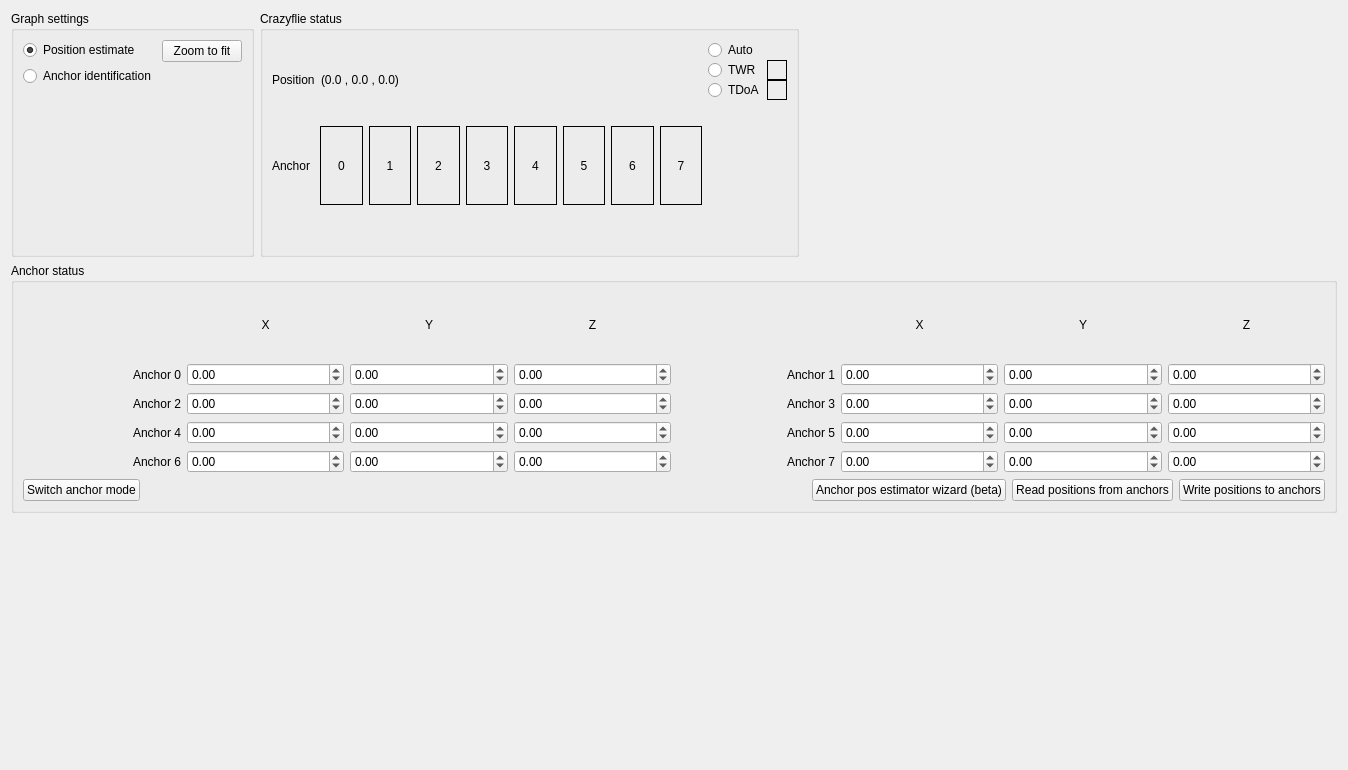
bitcraze/crazyflie-clients-python, file src/cfclient/ui/tabs/locopositioning_tab.ui: the form before one commit.
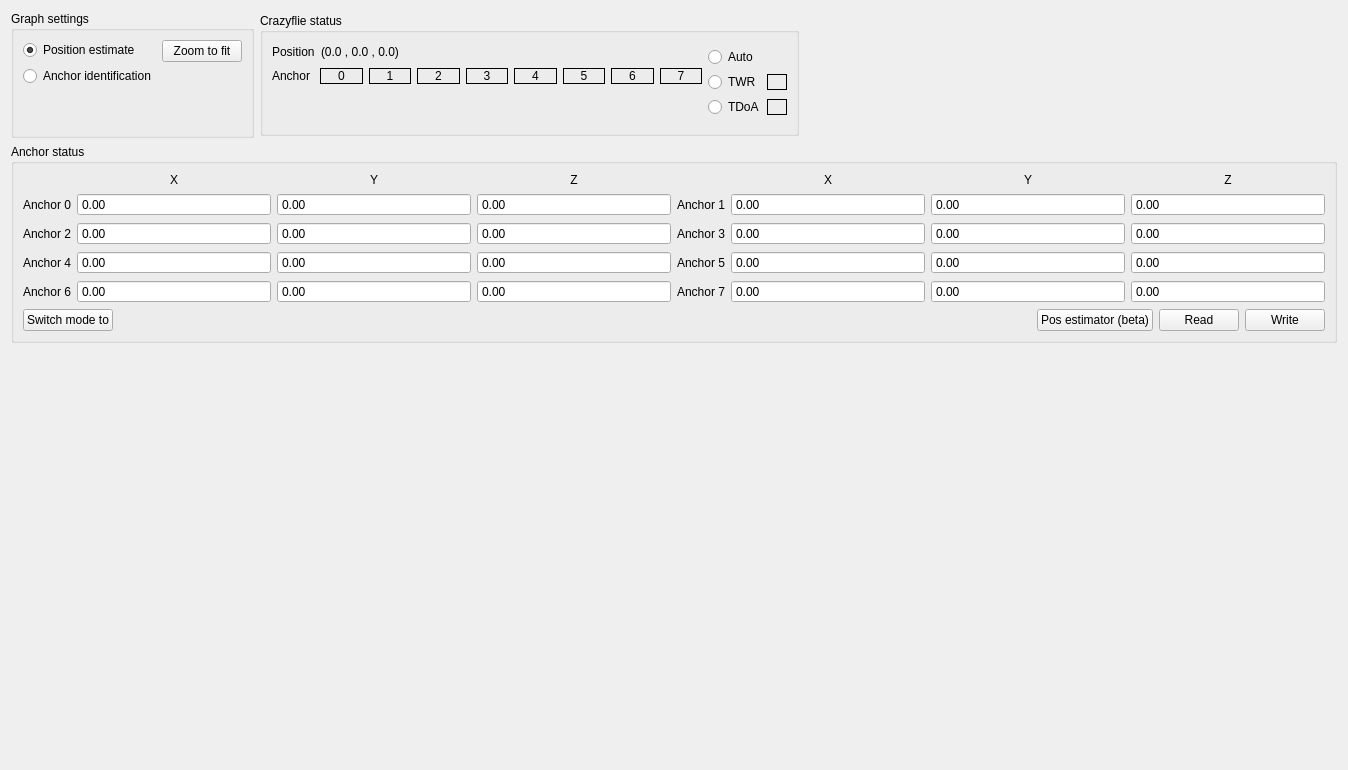
The form after the commit.

Commit message: #320 Adjusting GUI for the LPS tab

Patch:
```diff
--- a/src/cfclient/ui/tabs/locopositioning_tab.ui
+++ b/src/cfclient/ui/tabs/locopositioning_tab.ui
@@ -26,14 +26,23 @@
       <layout class="QVBoxLayout" name="_plot_top_left_layout"/>
      </item>
      <item row="0" column="1">
-      <layout class="QVBoxLayout" name="_inputLayout">
+      <layout class="QVBoxLayout" name="_inputLayout" stretch="0,0,1">
+       <property name="spacing">
+        <number>-1</number>
+       </property>
        <item>
         <layout class="QHBoxLayout" name="horizontalLayout_8">
+         <property name="sizeConstraint">
+          <enum>QLayout::SetDefaultConstraint</enum>
+         </property>
          <item>
           <widget class="QGroupBox" name="groupBox_2">
            <property name="title">
             <string>Graph settings</string>
            </property>
+           <property name="alignment">
+            <set>Qt::AlignLeading|Qt::AlignLeft|Qt::AlignTop</set>
+           </property>
            <layout class="QVBoxLayout" name="verticalLayout_2">
             <item>
              <layout class="QHBoxLayout" name="horizontalLayout_3">
@@ -57,7 +66,7 @@
                  </widget>
                 </item>
                 <item>
-                 <spacer name="verticalSpacer_3">
+                 <spacer name="verticalSpacer_2">
                   <property name="orientation">
                    <enum>Qt::Vertical</enum>
                   </property>
@@ -81,7 +90,7 @@
                  </widget>
                 </item>
                 <item>
-                 <spacer name="verticalSpacer_4">
+                 <spacer name="verticalSpacer_3">
                   <property name="orientation">
                    <enum>Qt::Vertical</enum>
                   </property>
@@ -102,12 +111,24 @@
          </item>
          <item>
           <widget class="QGroupBox" name="groupBox_4">
+           <property name="sizePolicy">
+            <sizepolicy hsizetype="Preferred" vsizetype="Maximum">
+             <horstretch>0</horstretch>
+             <verstretch>0</verstretch>
+            </sizepolicy>
+           </property>
            <property name="title">
             <string>Crazyflie status</string>
            </property>
-           <layout class="QVBoxLayout" name="verticalLayout_6">
+           <property name="alignment">
+            <set>Qt::AlignLeading|Qt::AlignLeft|Qt::AlignTop</set>
+           </property>
+           <layout class="QVBoxLayout" name="verticalLayout_6" stretch="0">
             <item>
              <layout class="QHBoxLayout" name="horizontalLayout_11">
+              <property name="sizeConstraint">
+               <enum>QLayout::SetDefaultConstraint</enum>
+              </property>
               <item>
                <layout class="QVBoxLayout" name="verticalLayout_8">
                 <item>
@@ -305,13 +326,10 @@
                  </layout>
                 </item>
                 <item>
-                 <spacer name="verticalSpacer_2">
+                 <spacer name="verticalSpacer_4">
                   <property name="orientation">
                    <enum>Qt::Vertical</enum>
                   </property>
-                  <property name="sizeType">
-                   <enum>QSizePolicy::Preferred</enum>
-                  </property>
                   <property name="sizeHint" stdset="0">
                    <size>
                     <width>20</width>
@@ -327,6 +345,9 @@
                 <property name="spacing">
                  <number>0</number>
                 </property>
+                <property name="sizeConstraint">
+                 <enum>QLayout::SetDefaultConstraint</enum>
+                </property>
                 <item>
                  <layout class="QHBoxLayout" name="horizontalLayout_12">
                   <item>
@@ -352,6 +373,12 @@
                   </item>
                   <item>
                    <widget class="QLabel" name="_state_twr">
+                    <property name="sizePolicy">
+                     <sizepolicy hsizetype="Preferred" vsizetype="Maximum">
+                      <horstretch>0</horstretch>
+                      <verstretch>0</verstretch>
+                     </sizepolicy>
+                    </property>
                     <property name="minimumSize">
                      <size>
                       <width>20</width>
@@ -385,6 +412,12 @@
                   </item>
                   <item>
                    <widget class="QLabel" name="_state_tdoa">
+                    <property name="sizePolicy">
+                     <sizepolicy hsizetype="Preferred" vsizetype="Maximum">
+                      <horstretch>0</horstretch>
+                      <verstretch>0</verstretch>
+                     </sizepolicy>
+                    </property>
                     <property name="minimumSize">
                      <size>
                       <width>20</width>
@@ -407,19 +440,6 @@
                   </item>
                  </layout>
                 </item>
-                <item>
-                 <spacer name="verticalSpacer_5">
-                  <property name="orientation">
-                   <enum>Qt::Vertical</enum>
-                  </property>
-                  <property name="sizeHint" stdset="0">
-                   <size>
-                    <width>20</width>
-                    <height>40</height>
-                   </size>
-                  </property>
-                 </spacer>
-                </item>
                </layout>
               </item>
              </layout>
@@ -450,7 +470,7 @@
          <property name="minimumSize">
           <size>
            <width>0</width>
-           <height>250</height>
+           <height>0</height>
           </size>
          </property>
          <property name="title">
@@ -465,6 +485,12 @@
                <layout class="QGridLayout" name="gridLayout_4">
                 <item row="1" column="0">
                  <widget class="QLabel" name="labela0">
+                  <property name="sizePolicy">
+                   <sizepolicy hsizetype="Maximum" vsizetype="Preferred">
+                    <horstretch>0</horstretch>
+                    <verstretch>0</verstretch>
+                   </sizepolicy>
+                  </property>
                   <property name="text">
                    <string>Anchor 0</string>
                   </property>
@@ -475,6 +501,15 @@
                 </item>
                 <item row="1" column="2">
                  <widget class="QDoubleSpinBox" name="spin_a0y">
+                  <property name="sizePolicy">
+                   <sizepolicy hsizetype="Minimum" vsizetype="Fixed">
+                    <horstretch>0</horstretch>
+                    <verstretch>0</verstretch>
+                   </sizepolicy>
+                  </property>
+                  <property name="buttonSymbols">
+                   <enum>QAbstractSpinBox::NoButtons</enum>
+                  </property>
                   <property name="minimum">
                    <double>-99.000000000000000</double>
                   </property>
@@ -482,6 +517,15 @@
                 </item>
                 <item row="1" column="3">
                  <widget class="QDoubleSpinBox" name="spin_a0z">
+                  <property name="sizePolicy">
+                   <sizepolicy hsizetype="Minimum" vsizetype="Fixed">
+                    <horstretch>0</horstretch>
+                    <verstretch>0</verstretch>
+                   </sizepolicy>
+                  </property>
+                  <property name="buttonSymbols">
+                   <enum>QAbstractSpinBox::NoButtons</enum>
+                  </property>
                   <property name="minimum">
                    <double>-99.000000000000000</double>
                   </property>
@@ -489,6 +533,15 @@
                 </item>
                 <item row="1" column="1">
                  <widget class="QDoubleSpinBox" name="spin_a0x">
+                  <property name="sizePolicy">
+                   <sizepolicy hsizetype="Minimum" vsizetype="Fixed">
+                    <horstretch>0</horstretch>
+                    <verstretch>0</verstretch>
+                   </sizepolicy>
+                  </property>
+                  <property name="buttonSymbols">
+                   <enum>QAbstractSpinBox::NoButtons</enum>
+                  </property>
                   <property name="minimum">
                    <double>-99.000000000000000</double>
                   </property>
@@ -496,6 +549,12 @@
                 </item>
                 <item row="0" column="1">
                  <widget class="QLabel" name="label">
+                  <property name="sizePolicy">
+                   <sizepolicy hsizetype="Preferred" vsizetype="Preferred">
+                    <horstretch>0</horstretch>
+                    <verstretch>0</verstretch>
+                   </sizepolicy>
+                  </property>
                   <property name="text">
                    <string>X</string>
                   </property>
@@ -506,6 +565,12 @@
                 </item>
                 <item row="0" column="2">
                  <widget class="QLabel" name="label_2">
+                  <property name="sizePolicy">
+                   <sizepolicy hsizetype="Preferred" vsizetype="Preferred">
+                    <horstretch>0</horstretch>
+                    <verstretch>0</verstretch>
+                   </sizepolicy>
+                  </property>
                   <property name="text">
                    <string>Y</string>
                   </property>
@@ -516,6 +581,12 @@
                 </item>
                 <item row="0" column="3">
                  <widget class="QLabel" name="label_3">
+                  <property name="sizePolicy">
+                   <sizepolicy hsizetype="Preferred" vsizetype="Preferred">
+                    <horstretch>0</horstretch>
+                    <verstretch>0</verstretch>
+                   </sizepolicy>
+                  </property>
                   <property name="text">
                    <string>Z</string>
                   </property>
@@ -534,6 +605,12 @@
                <layout class="QGridLayout" name="gridLayout_5">
                 <item row="0" column="3">
                  <widget class="QLabel" name="label_6">
+                  <property name="sizePolicy">
+                   <sizepolicy hsizetype="Preferred" vsizetype="Preferred">
+                    <horstretch>0</horstretch>
+                    <verstretch>0</verstretch>
+                   </sizepolicy>
+                  </property>
                   <property name="text">
                    <string>Z</string>
                   </property>
@@ -544,6 +621,12 @@
                 </item>
                 <item row="0" column="2">
                  <widget class="QLabel" name="label_5">
+                  <property name="sizePolicy">
+                   <sizepolicy hsizetype="Preferred" vsizetype="Preferred">
+                    <horstretch>0</horstretch>
+                    <verstretch>0</verstretch>
+                   </sizepolicy>
+                  </property>
                   <property name="text">
                    <string>Y</string>
                   </property>
@@ -554,6 +637,15 @@
                 </item>
                 <item row="1" column="3">
                  <widget class="QDoubleSpinBox" name="spin_a1z">
+                  <property name="sizePolicy">
+                   <sizepolicy hsizetype="Minimum" vsizetype="Fixed">
+                    <horstretch>0</horstretch>
+                    <verstretch>0</verstretch>
+                   </sizepolicy>
+                  </property>
+                  <property name="buttonSymbols">
+                   <enum>QAbstractSpinBox::NoButtons</enum>
+                  </property>
                   <property name="minimum">
                    <double>-99.000000000000000</double>
                   </property>
@@ -561,6 +653,12 @@
                 </item>
                 <item row="0" column="1">
                  <widget class="QLabel" name="label_4">
+                  <property name="sizePolicy">
+                   <sizepolicy hsizetype="Preferred" vsizetype="Preferred">
+                    <horstretch>0</horstretch>
+                    <verstretch>0</verstretch>
+                   </sizepolicy>
+                  </property>
                   <property name="text">
                    <string>X</string>
                   </property>
@@ -571,6 +669,12 @@
                 </item>
                 <item row="1" column="0">
                  <widget class="QLabel" name="labela1">
+                  <property name="sizePolicy">
+                   <sizepolicy hsizetype="Maximum" vsizetype="Preferred">
+                    <horstretch>0</horstretch>
+                    <verstretch>0</verstretch>
+                   </sizepolicy>
+                  </property>
                   <property name="text">
                    <string>Anchor 1</string>
                   </property>
@@ -581,6 +685,15 @@
                 </item>
                 <item row="1" column="2">
                  <widget class="QDoubleSpinBox" name="spin_a1y">
+                  <property name="sizePolicy">
+                   <sizepolicy hsizetype="Minimum" vsizetype="Fixed">
+                    <horstretch>0</horstretch>
+                    <verstretch>0</verstretch>
+                   </sizepolicy>
+                  </property>
+                  <property name="buttonSymbols">
+                   <enum>QAbstractSpinBox::NoButtons</enum>
+                  </property>
                   <property name="minimum">
                    <double>-99.000000000000000</double>
                   </property>
@@ -588,6 +701,15 @@
                 </item>
                 <item row="1" column="1">
                  <widget class="QDoubleSpinBox" name="spin_a1x">
+                  <property name="sizePolicy">
+                   <sizepolicy hsizetype="Minimum" vsizetype="Fixed">
+                    <horstretch>0</horstretch>
+                    <verstretch>0</verstretch>
+                   </sizepolicy>
+                  </property>
+                  <property name="buttonSymbols">
+                   <enum>QAbstractSpinBox::NoButtons</enum>
+                  </property>
                   <property name="minimum">
                    <double>-99.000000000000000</double>
                   </property>
@@ -605,6 +727,12 @@
              <layout class="QHBoxLayout" name="block_a2">
               <item>
                <widget class="QLabel" name="labela2">
+                <property name="sizePolicy">
+                 <sizepolicy hsizetype="Maximum" vsizetype="Preferred">
+                  <horstretch>0</horstretch>
+                  <verstretch>0</verstretch>
+                 </sizepolicy>
+                </property>
                 <property name="text">
                  <string>Anchor 2</string>
                 </property>
@@ -615,6 +743,15 @@
               </item>
               <item>
                <widget class="QDoubleSpinBox" name="spin_a2x">
+                <property name="sizePolicy">
+                 <sizepolicy hsizetype="Minimum" vsizetype="Fixed">
+                  <horstretch>0</horstretch>
+                  <verstretch>0</verstretch>
+                 </sizepolicy>
+                </property>
+                <property name="buttonSymbols">
+                 <enum>QAbstractSpinBox::NoButtons</enum>
+                </property>
                 <property name="minimum">
                  <double>-99.000000000000000</double>
                 </property>
@@ -622,6 +759,15 @@
               </item>
               <item>
                <widget class="QDoubleSpinBox" name="spin_a2y">
+                <property name="sizePolicy">
+                 <sizepolicy hsizetype="Minimum" vsizetype="Fixed">
+                  <horstretch>0</horstretch>
+                  <verstretch>0</verstretch>
+                 </sizepolicy>
+                </property>
+                <property name="buttonSymbols">
+                 <enum>QAbstractSpinBox::NoButtons</enum>
+                </property>
                 <property name="minimum">
                  <double>-99.000000000000000</double>
                 </property>
@@ -629,6 +775,15 @@
               </item>
               <item>
                <widget class="QDoubleSpinBox" name="spin_a2z">
+                <property name="sizePolicy">
+                 <sizepolicy hsizetype="Minimum" vsizetype="Fixed">
+                  <horstretch>0</horstretch>
+                  <verstretch>0</verstretch>
+                 </sizepolicy>
+                </property>
+                <property name="buttonSymbols">
+                 <enum>QAbstractSpinBox::NoButtons</enum>
+                </property>
                 <property name="minimum">
                  <double>-99.000000000000000</double>
                 </property>
@@ -640,6 +795,12 @@
              <layout class="QHBoxLayout" name="block_a3">
               <item>
                <widget class="QLabel" name="labela3">
+                <property name="sizePolicy">
+                 <sizepolicy hsizetype="Maximum" vsizetype="Preferred">
+                  <horstretch>0</horstretch>
+                  <verstretch>0</verstretch>
+                 </sizepolicy>
+                </property>
                 <property name="text">
                  <string>Anchor 3</string>
                 </property>
@@ -650,6 +811,15 @@
               </item>
               <item>
                <widget class="QDoubleSpinBox" name="spin_a3x">
+                <property name="sizePolicy">
+                 <sizepolicy hsizetype="Minimum" vsizetype="Fixed">
+                  <horstretch>0</horstretch>
+                  <verstretch>0</verstretch>
+                 </sizepolicy>
+                </property>
+                <property name="buttonSymbols">
+                 <enum>QAbstractSpinBox::NoButtons</enum>
+                </property>
                 <property name="minimum">
                  <double>-99.000000000000000</double>
                 </property>
@@ -657,6 +827,15 @@
               </item>
               <item>
                <widget class="QDoubleSpinBox" name="spin_a3y">
+                <property name="sizePolicy">
+                 <sizepolicy hsizetype="Minimum" vsizetype="Fixed">
+                  <horstretch>0</horstretch>
+                  <verstretch>0</verstretch>
+                 </sizepolicy>
+                </property>
+                <property name="buttonSymbols">
+                 <enum>QAbstractSpinBox::NoButtons</enum>
+                </property>
                 <property name="minimum">
                  <double>-99.000000000000000</double>
                 </property>
@@ -664,6 +843,15 @@
               </item>
               <item>
                <widget class="QDoubleSpinBox" name="spin_a3z">
+                <property name="sizePolicy">
+                 <sizepolicy hsizetype="Minimum" vsizetype="Fixed">
+                  <horstretch>0</horstretch>
+                  <verstretch>0</verstretch>
+                 </sizepolicy>
+                </property>
+                <property name="buttonSymbols">
+                 <enum>QAbstractSpinBox::NoButtons</enum>
+                </property>
                 <property name="minimum">
                  <double>-99.000000000000000</double>
                 </property>
@@ -679,6 +867,12 @@
              <layout class="QHBoxLayout" name="block_a4">
               <item>
                <widget class="QLabel" name="labela4">
+                <property name="sizePolicy">
+                 <sizepolicy hsizetype="Maximum" vsizetype="Preferred">
+                  <horstretch>0</horstretch>
+                  <verstretch>0</verstretch>
+                 </sizepolicy>
+                </property>
                 <property name="text">
                  <string>Anchor 4</string>
                 </property>
@@ -689,6 +883,15 @@
               </item>
               <item>
                <widget class="QDoubleSpinBox" name="spin_a4x">
+                <property name="sizePolicy">
+                 <sizepolicy hsizetype="Minimum" vsizetype="Fixed">
+                  <horstretch>0</horstretch>
+                  <verstretch>0</verstretch>
+                 </sizepolicy>
+                </property>
+                <property name="buttonSymbols">
+                 <enum>QAbstractSpinBox::NoButtons</enum>
+                </property>
                 <property name="minimum">
                  <double>-99.000000000000000</double>
                 </property>
@@ -696,6 +899,15 @@
               </item>
               <item>
                <widget class="QDoubleSpinBox" name="spin_a4y">
+                <property name="sizePolicy">
+                 <sizepolicy hsizetype="Minimum" vsizetype="Fixed">
+                  <horstretch>0</horstretch>
+                  <verstretch>0</verstretch>
+                 </sizepolicy>
+                </property>
+                <property name="buttonSymbols">
+                 <enum>QAbstractSpinBox::NoButtons</enum>
+                </property>
                 <property name="minimum">
                  <double>-99.000000000000000</double>
                 </property>
@@ -703,6 +915,15 @@
               </item>
               <item>
                <widget class="QDoubleSpinBox" name="spin_a4z">
+                <property name="sizePolicy">
+                 <sizepolicy hsizetype="Minimum" vsizetype="Fixed">
+                  <horstretch>0</horstretch>
+                  <verstretch>0</verstretch>
+                 </sizepolicy>
+                </property>
+                <property name="buttonSymbols">
+                 <enum>QAbstractSpinBox::NoButtons</enum>
+                </property>
                 <property name="minimum">
                  <double>-99.000000000000000</double>
                 </property>
@@ -714,6 +935,12 @@
              <layout class="QHBoxLayout" name="block_a5">
               <item>
                <widget class="QLabel" name="labela5">
+                <property name="sizePolicy">
+                 <sizepolicy hsizetype="Maximum" vsizetype="Preferred">
+                  <horstretch>0</horstretch>
+                  <verstretch>0</verstretch>
+                 </sizepolicy>
+                </property>
                 <property name="text">
                  <string>Anchor 5</string>
                 </property>
@@ -724,6 +951,15 @@
               </item>
               <item>
                <widget class="QDoubleSpinBox" name="spin_a5x">
+                <property name="sizePolicy">
+                 <sizepolicy hsizetype="Minimum" vsizetype="Fixed">
+                  <horstretch>0</horstretch>
+                  <verstretch>0</verstretch>
+                 </sizepolicy>
+                </property>
+                <property name="buttonSymbols">
+                 <enum>QAbstractSpinBox::NoButtons</enum>
+                </property>
                 <property name="minimum">
                  <double>-99.000000000000000</double>
                 </property>
@@ -731,6 +967,15 @@
               </item>
               <item>
                <widget class="QDoubleSpinBox" name="spin_a5y">
+                <property name="sizePolicy">
+                 <sizepolicy hsizetype="Minimum" vsizetype="Fixed">
+                  <horstretch>0</horstretch>
+                  <verstretch>0</verstretch>
+                 </sizepolicy>
+                </property>
+                <property name="buttonSymbols">
+                 <enum>QAbstractSpinBox::NoButtons</enum>
+                </property>
                 <property name="minimum">
                  <double>-99.000000000000000</double>
                 </property>
@@ -738,6 +983,15 @@
               </item>
               <item>
                <widget class="QDoubleSpinBox" name="spin_a5z">
+                <property name="sizePolicy">
+                 <sizepolicy hsizetype="Minimum" vsizetype="Fixed">
+                  <horstretch>0</horstretch>
+                  <verstretch>0</verstretch>
+                 </sizepolicy>
+                </property>
+                <property name="buttonSymbols">
+                 <enum>QAbstractSpinBox::NoButtons</enum>
+                </property>
                 <property name="minimum">
                  <double>-99.000000000000000</double>
                 </property>
@@ -753,6 +1007,12 @@
              <layout class="QHBoxLayout" name="block_a6">
               <item>
                <widget class="QLabel" name="labela6">
+                <property name="sizePolicy">
+                 <sizepolicy hsizetype="Maximum" vsizetype="Preferred">
+                  <horstretch>0</horstretch>
+                  <verstretch>0</verstretch>
+                 </sizepolicy>
+                </property>
                 <property name="text">
                  <string>Anchor 6</string>
                 </property>
@@ -763,6 +1023,15 @@
               </item>
               <item>
                <widget class="QDoubleSpinBox" name="spin_a6x">
+                <property name="sizePolicy">
+                 <sizepolicy hsizetype="Minimum" vsizetype="Fixed">
+                  <horstretch>0</horstretch>
+                  <verstretch>0</verstretch>
+                 </sizepolicy>
+                </property>
+                <property name="buttonSymbols">
+                 <enum>QAbstractSpinBox::NoButtons</enum>
+                </property>
                 <property name="minimum">
                  <double>-99.000000000000000</double>
                 </property>
@@ -770,6 +1039,15 @@
               </item>
               <item>
                <widget class="QDoubleSpinBox" name="spin_a6y">
+                <property name="sizePolicy">
+                 <sizepolicy hsizetype="Minimum" vsizetype="Fixed">
+                  <horstretch>0</horstretch>
+                  <verstretch>0</verstretch>
+                 </sizepolicy>
+                </property>
+                <property name="buttonSymbols">
+                 <enum>QAbstractSpinBox::NoButtons</enum>
+                </property>
                 <property name="minimum">
                  <double>-99.000000000000000</double>
                 </property>
@@ -777,6 +1055,15 @@
               </item>
               <item>
                <widget class="QDoubleSpinBox" name="spin_a6z">
+                <property name="sizePolicy">
+                 <sizepolicy hsizetype="Minimum" vsizetype="Fixed">
+                  <horstretch>0</horstretch>
+                  <verstretch>0</verstretch>
+                 </sizepolicy>
+                </property>
+                <property name="buttonSymbols">
+                 <enum>QAbstractSpinBox::NoButtons</enum>
+                </property>
                 <property name="minimum">
                  <double>-99.000000000000000</double>
                 </property>
@@ -788,6 +1075,12 @@
              <layout class="QHBoxLayout" name="block_a7">
               <item>
                <widget class="QLabel" name="labela7">
+                <property name="sizePolicy">
+                 <sizepolicy hsizetype="Maximum" vsizetype="Preferred">
+                  <horstretch>0</horstretch>
+                  <verstretch>0</verstretch>
+                 </sizepolicy>
+                </property>
                 <property name="text">
                  <string>Anchor 7</string>
                 </property>
@@ -798,6 +1091,15 @@
               </item>
               <item>
                <widget class="QDoubleSpinBox" name="spin_a7x">
+                <property name="sizePolicy">
+                 <sizepolicy hsizetype="Minimum" vsizetype="Fixed">
+                  <horstretch>0</horstretch>
+                  <verstretch>0</verstretch>
+                 </sizepolicy>
+                </property>
+                <property name="buttonSymbols">
+                 <enum>QAbstractSpinBox::NoButtons</enum>
+                </property>
                 <property name="minimum">
                  <double>-99.000000000000000</double>
                 </property>
@@ -805,6 +1107,15 @@
               </item>
               <item>
                <widget class="QDoubleSpinBox" name="spin_a7y">
+                <property name="sizePolicy">
+                 <sizepolicy hsizetype="Minimum" vsizetype="Fixed">
+                  <horstretch>0</horstretch>
+                  <verstretch>0</verstretch>
+                 </sizepolicy>
+                </property>
+                <property name="buttonSymbols">
+                 <enum>QAbstractSpinBox::NoButtons</enum>
+                </property>
                 <property name="minimum">
                  <double>-99.000000000000000</double>
                 </property>
@@ -812,6 +1123,15 @@
               </item>
               <item>
                <widget class="QDoubleSpinBox" name="spin_a7z">
+                <property name="sizePolicy">
+                 <sizepolicy hsizetype="Minimum" vsizetype="Fixed">
+                  <horstretch>0</horstretch>
+                  <verstretch>0</verstretch>
+                 </sizepolicy>
+                </property>
+                <property name="buttonSymbols">
+                 <enum>QAbstractSpinBox::NoButtons</enum>
+                </property>
                 <property name="minimum">
                  <double>-99.000000000000000</double>
                 </property>
@@ -826,7 +1146,7 @@
             <item>
              <widget class="QPushButton" name="_switch_mode_button">
               <property name="text">
-               <string>Switch anchor mode</string>
+               <string>Switch mode to</string>
               </property>
              </widget>
             </item>
@@ -846,7 +1166,7 @@
             <item>
              <widget class="QPushButton" name="_pos_estimate_button">
               <property name="text">
-               <string>Anchor pos estimator wizard (beta)</string>
+               <string>Pos estimator (beta)</string>
               </property>
              </widget>
             </item>
@@ -856,14 +1176,14 @@
                <bool>true</bool>
               </property>
               <property name="text">
-               <string>Read positions from anchors</string>
+               <string>Read</string>
               </property>
              </widget>
             </item>
             <item>
              <widget class="QPushButton" name="_write_pos_to_anhors_button">
               <property name="text">
-               <string>Write positions to anchors</string>
+               <string>Write</string>
               </property>
              </widget>
             </item>
```
Left out of the diff: 12 changed lines with no effect on the pictures.
